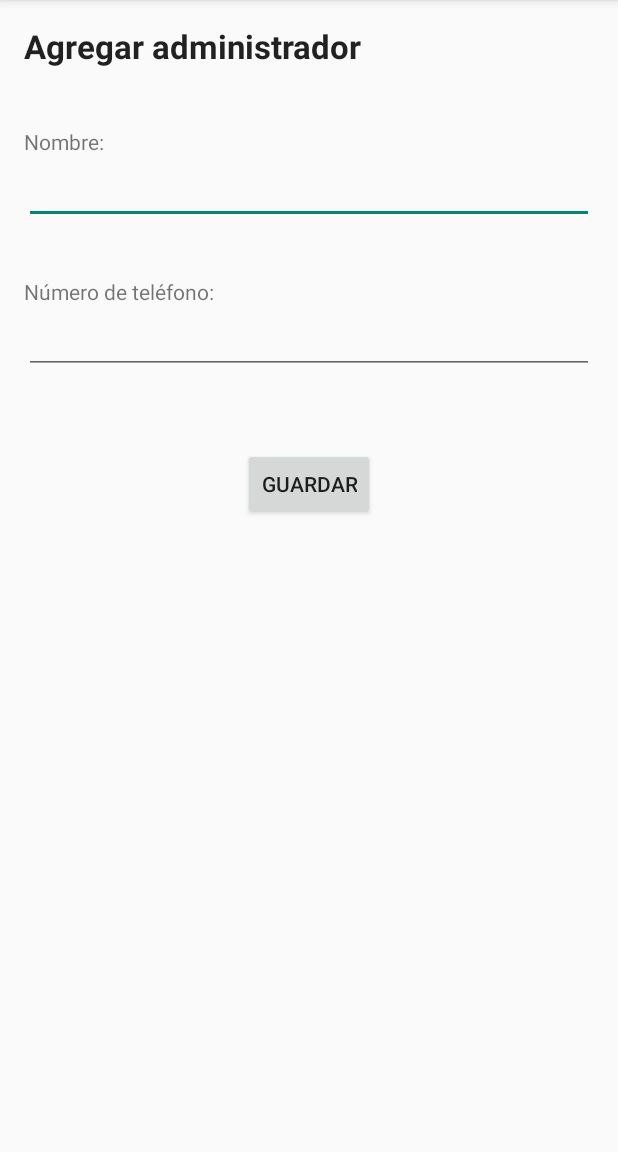
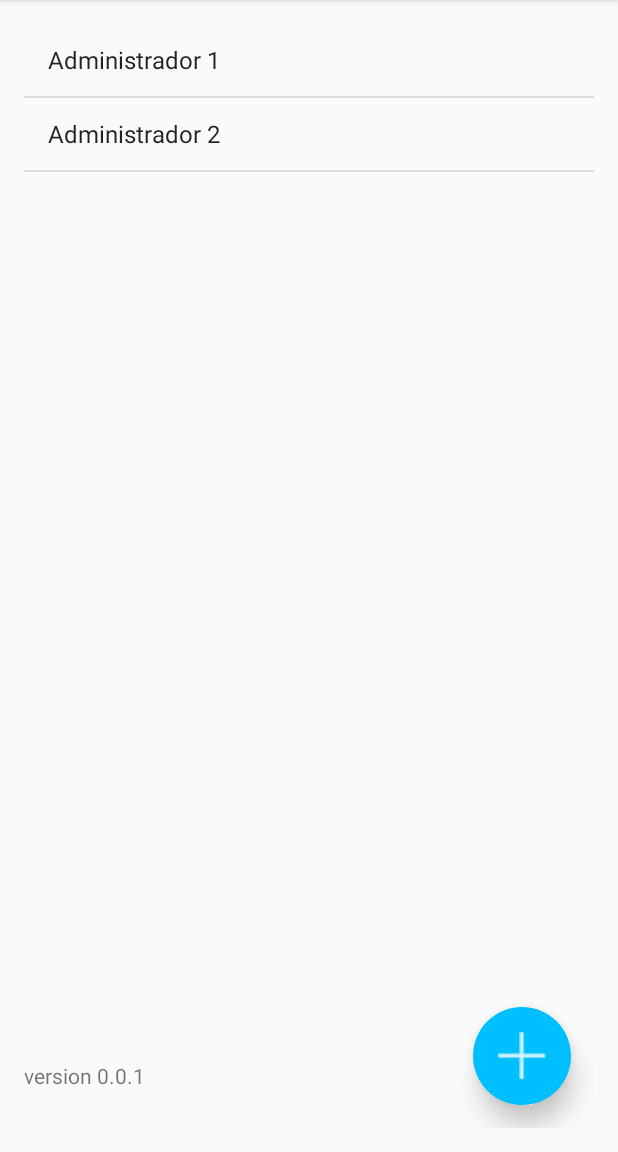
Before and after one commit to dannharo/HORUS, an Android app: the MapAct screen opened directly, with no data from a screen before it, in the options menu, after a tap on "Agregar administrador", on a phone screen of 412 x 824 dp, the part 84-1236 px from its top. Run offline under Robolectric (Android 15) with nearby library versions, the phone set to English and light mode, and no system bars.

Commit message:
se agrego vista y clase para mostrar listado de administradores

```diff
--- a/app/build.gradle
+++ b/app/build.gradle
@@ -23,8 +23,8 @@ android {
 dependencies {
     compile fileTree(dir: 'libs', include: ['*.jar'])
     testCompile 'junit:junit:4.12'
-    compile 'com.android.support:appcompat-v7:23.4.0'
     //compile 'com.google.android.gms:play-services:9.4.0'
-    compile 'com.google.android.gms:play-services-maps:8.4.0'
-    compile 'com.google.android.gms:play-services-gcm:8.4.0'
+    compile 'com.android.support:appcompat-v7:25.0.0'
+    compile 'com.google.android.gms:play-services-maps:9.6.1'
+    compile 'com.google.android.gms:play-services-gcm:9.6.1'
 }
--- a/app/src/main/AndroidManifest.xml
+++ b/app/src/main/AndroidManifest.xml
@@ -10,6 +10,7 @@
     <uses-permission android:name="android.permission.ACCESS_FINE_LOCATION" />
     <uses-permission android:name="android.permission.SEND_SMS" />
     <uses-permission android:name="android.permission.RECEIVE_SMS" />
+
     <application
         android:allowBackup="true"
         android:icon="@mipmap/ic_launcher"
@@ -44,7 +45,8 @@
 
         <activity
             android:name=".MapAct"
-            android:label="@string/title_activity_map"></activity>
+            android:label="@string/title_activity_map" />
+        <activity android:name=".ListAdminActivity"></activity>
     </application>
 
 </manifest>
--- /dev/null
+++ b/app/src/main/java/com/app/mobi/horus/ListAdminActivity.java
@@ -0,0 +1,36 @@
+package com.app.mobi.horus;
+
+import android.content.Intent;
+import android.support.v7.app.AppCompatActivity;
+import android.os.Bundle;
+import android.view.View;
+import android.widget.ArrayAdapter;
+import android.widget.ImageButton;
+import android.widget.ListView;
+
+public class ListAdminActivity extends AppCompatActivity {
+    ImageButton floatButtonAdmin;
+    ListView listViewAdmin;
+    ArrayAdapter<String> adapter;
+    String[] administradoresList = {"Administrador 1", "Administrador 2"};
+
+    @Override
+    protected void onCreate(Bundle savedInstanceState) {
+        super.onCreate(savedInstanceState);
+        setContentView(R.layout.activity_list_admin);
+        //Muestra el botón flotante para agregar un administrador
+        floatButtonAdmin =(ImageButton) findViewById(R.id.imageButtonAdmin);
+        floatButtonAdmin.setOnClickListener(new View.OnClickListener() {
+            @Override
+            public void onClick(View view) {
+                Intent myIntent = new Intent(view.getContext(), AdministradorActivity.class);
+                startActivityForResult(myIntent, 0);
+                //  Toast.makeText(getApplicationContext(), "Button is clicked", Toast.LENGTH_LONG).show();
+            }
+        });
+        //Muestra en la lista los administadores
+        listViewAdmin=(ListView)findViewById(R.id.listAdmin);
+        adapter = new ArrayAdapter<String>(this, android.R.layout.simple_list_item_1, administradoresList);
+        listViewAdmin.setAdapter(adapter);
+    }
+}
--- a/app/src/main/java/com/app/mobi/horus/MapAct.java
+++ b/app/src/main/java/com/app/mobi/horus/MapAct.java
@@ -46,13 +46,8 @@ public class MapAct extends AppCompatActivity implements OnMapReadyCallback {
         int id = item.getItemId();
 
         if (id == R.id.admin) {
-            Intent intent1 = new Intent(this,AdministradorActivity.class);
+            Intent intent1 = new Intent(this,ListAdminActivity.class);
             this.startActivity(intent1);
-            return true;
-        }
-        if (id == R.id.pass) {
-            Intent intent2 = new Intent(this,ContrasenaActivity.class);
-            this.startActivity(intent2);
             return true;
         }
         if (id == R.id.armado) {
--- /dev/null
+++ b/app/src/main/res/layout/activity_list_admin.xml
@@ -0,0 +1,45 @@
+<?xml version="1.0" encoding="utf-8"?>
+<RelativeLayout xmlns:android="http://schemas.android.com/apk/res/android"
+    xmlns:tools="http://schemas.android.com/tools"
+    android:layout_width="match_parent"
+    android:layout_height="match_parent"
+    android:paddingBottom="@dimen/activity_vertical_margin"
+    android:paddingLeft="@dimen/activity_horizontal_margin"
+    android:paddingRight="@dimen/activity_horizontal_margin"
+    android:paddingTop="@dimen/activity_vertical_margin"
+    tools:context="com.app.mobi.horus.ListAdminActivity">
+
+    <ImageButton
+        android:layout_width="65dp"
+        android:layout_height="65dp"
+        android:id="@+id/imageButtonAdmin"
+        android:background="@drawable/floatboton"
+        android:elevation="10dp"
+        android:layout_alignParentBottom="true"
+        android:layout_alignParentEnd="true"
+        android:layout_alignParentRight="true"
+        android:layout_marginBottom="15dp"
+        android:layout_marginRight="15dp"
+        android:src="@mipmap/ic_action_new"
+        />
+
+    <ListView
+        android:layout_width="wrap_content"
+        android:layout_height="wrap_content"
+        android:id="@+id/listAdmin"
+        android:layout_alignParentTop="true"
+        android:layout_alignParentLeft="true"
+        android:layout_alignParentStart="true"
+        android:layout_above="@+id/imageButtonAdmin" />
+
+    <TextView
+        android:text="version 0.0.1"
+        android:layout_width="wrap_content"
+        android:layout_height="wrap_content"
+        android:layout_alignBottom="@+id/imageButtonAdmin"
+        android:layout_alignParentLeft="true"
+        android:layout_alignParentStart="true"
+        android:layout_marginBottom="10dp"
+        android:id="@+id/textView4" />
+
+</RelativeLayout>
--- a/app/src/main/res/menu/menu_main.xml
+++ b/app/src/main/res/menu/menu_main.xml
@@ -4,7 +4,6 @@
     xmlns:tools="http://schemas.android.com/tools" tools:context=".MainActivity">
 
     <item android:id="@+id/admin" android:title="@string/item1"></item>
-    <item android:id="@+id/pass" android:title="@string/item2"></item>
     <item android:id="@+id/armado" android:title="@string/item3"></item>
     <item android:id="@+id/alarma" android:title="@string/item4"></item>
     <item android:id="@+id/reiniciar" android:title="@string/item5"></item>
```
Also changed, not shown: 2 other files.
